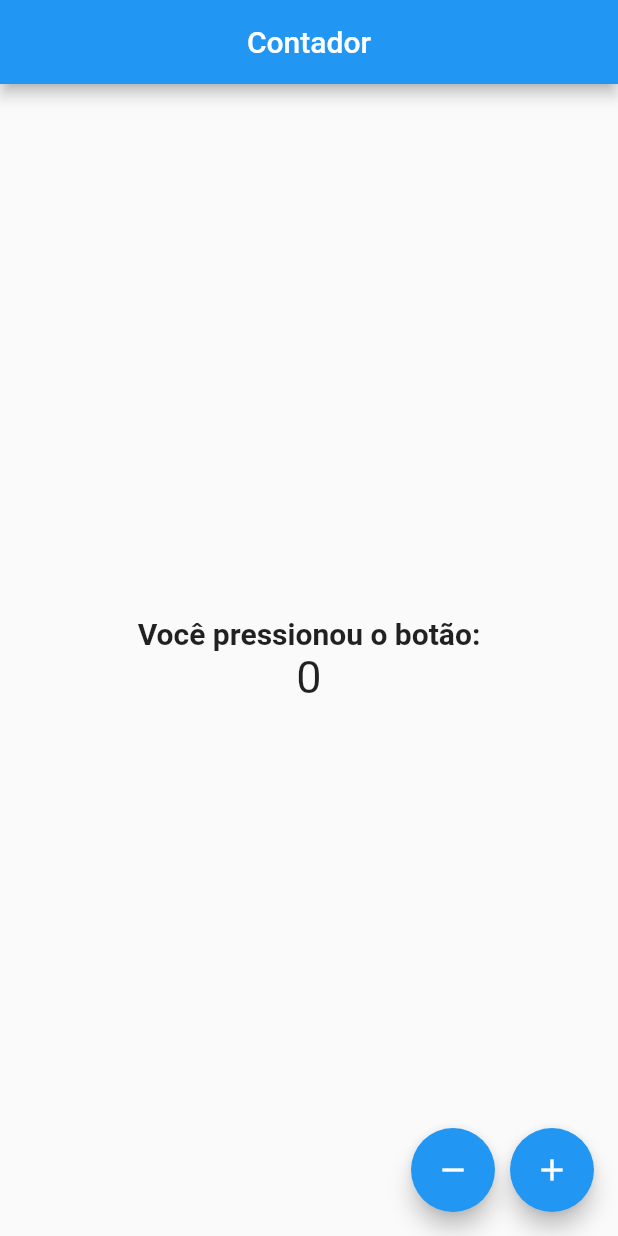
After one commit to gsouza97/Cubos-Academy, a Flutter app: the screen it shows after launch, on a phone screen of 412 x 824 dp. The commit adds this screen. Run offline on Flutter 3.47's test engine with Material 2 defaults, Android fonts, the phone set to English and light mode, and no system bars.

Commit message:
MVC architecture

```diff
--- a/aula_03/lib/button.dart
+++ b/aula_03/lib/button.dart
@@ -1,10 +1,10 @@
 import 'package:flutter/material.dart';
 
-class Botao extends StatelessWidget {
+class OperationFloatActionButton extends StatelessWidget {
   IconData icone;
   void Function() funcao;
 
-  Botao(
+  OperationFloatActionButton(
     this.icone,
     this.funcao,
   );
--- /dev/null
+++ b/aula_03/lib/counter-controller.dart
@@ -0,0 +1,17 @@
+import 'package:aula_03/counter-model.dart';
+
+class CounterController {
+  final model = CounterModel();
+
+  String getContador() {
+    return model.contador.toString();
+  }
+
+  void incrementarContador() {
+    model.incrementarContador();
+  }
+
+  void decrementarContador() {
+    model.decrementarContador();
+  }
+}
--- /dev/null
+++ b/aula_03/lib/counter-model.dart
@@ -0,0 +1,17 @@
+class CounterModel {
+  int _contador = 0;
+
+  int get contador {
+    return _contador;
+  }
+
+  void incrementarContador() {
+    _contador++;
+  }
+
+  void decrementarContador() {
+    if (_contador > 0) {
+      _contador--;
+    }
+  }
+}
--- /dev/null
+++ b/aula_03/lib/counter-view.dart
@@ -0,0 +1,55 @@
+import 'package:flutter/material.dart';
+import 'package:aula_03/counter-controller.dart';
+import 'package:aula_03/button.dart';
+
+class CounterView extends StatefulWidget {
+  @override
+  _CounterViewState createState() => _CounterViewState();
+}
+
+class _CounterViewState extends State<CounterView> {
+  final controller = CounterController();
+
+  @override
+  Widget build(BuildContext context) {
+    return MaterialApp(
+      home: Scaffold(
+        appBar: AppBar(
+          title: Text('Contador'),
+          centerTitle: true,
+        ),
+        body: Center(
+          child: Column(
+            mainAxisAlignment: MainAxisAlignment.center,
+            children: [
+              Text(
+                'Você pressionou o botão:',
+                style: TextStyle(fontSize: 20, fontWeight: FontWeight.w600),
+              ),
+              Text(
+                controller.getContador(),
+                style: TextStyle(fontSize: 30),
+              ),
+            ],
+          ),
+        ),
+        floatingActionButton: Row(
+          mainAxisAlignment: MainAxisAlignment.end,
+          children: [
+            OperationFloatActionButton((Icons.remove), () {
+              setState(() {
+                controller.decrementarContador();
+              });
+            }),
+            SizedBox(width: 10),
+            OperationFloatActionButton((Icons.add), () {
+              setState(() {
+                controller.incrementarContador();
+              });
+            }),
+          ],
+        ),
+      ),
+    );
+  }
+}
```
Also changed, not shown: aula_03/lib/main.dart (+2 -46 lines).
